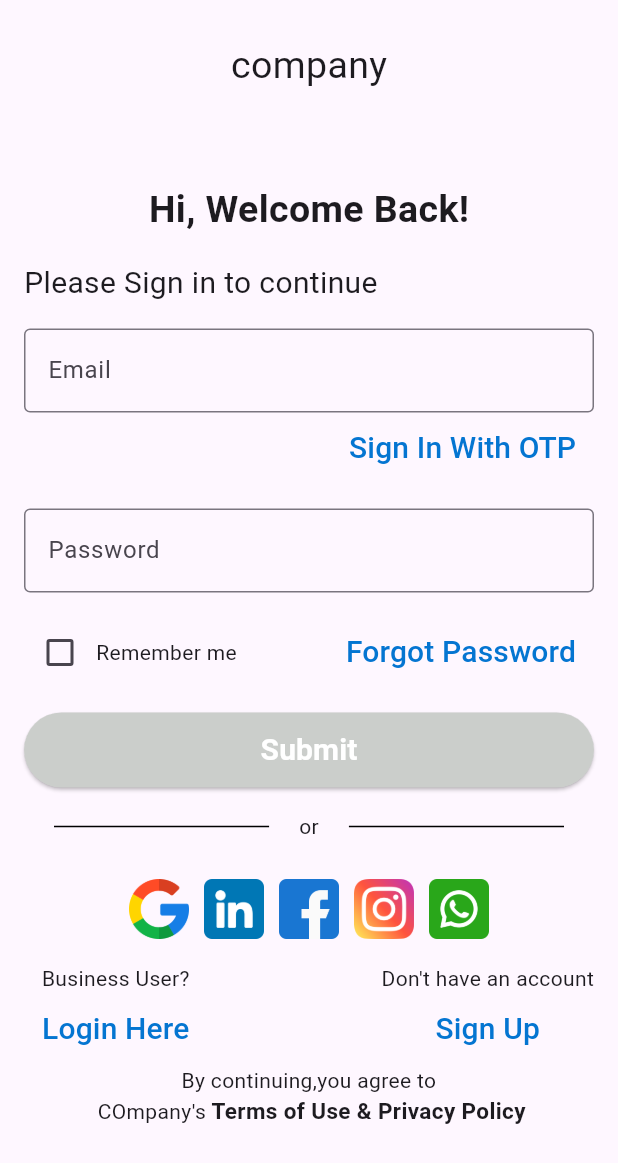
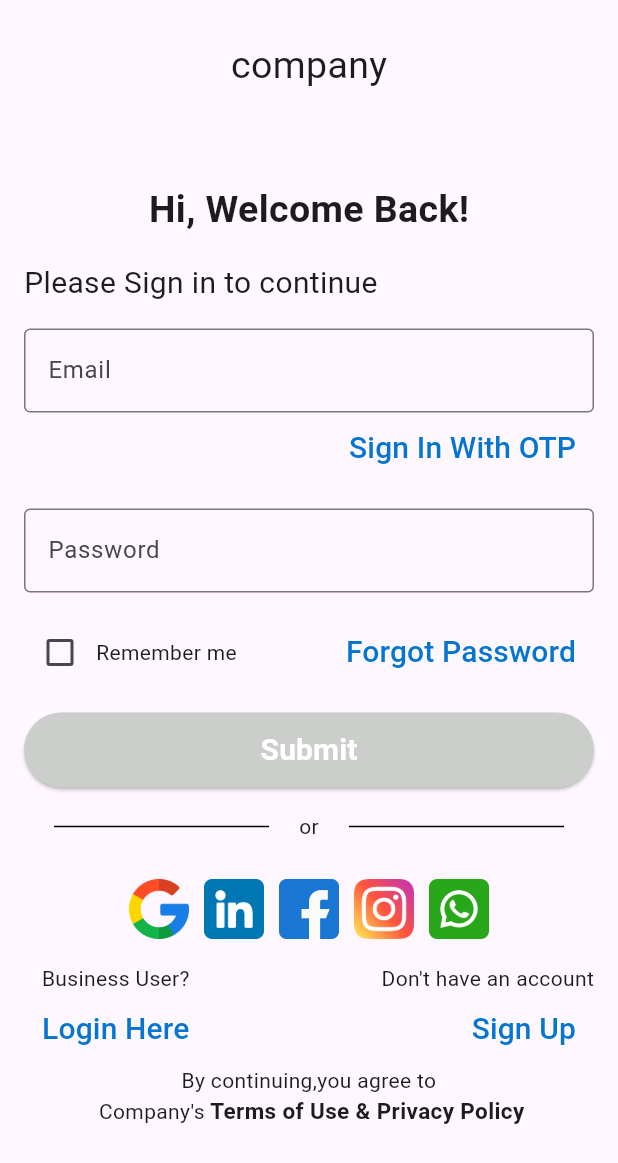
Before and after one commit to pavana-nr/flutterdemoapp, a Flutter app: the screen it shows after launch, on a phone screen of 412 x 824 dp. Shown: the top 1163 px of the screen. Run offline on Flutter 3.47's test engine with Material 3 defaults, Android fonts, the phone set to English and light mode, and no system bars.

Commit message:
signup button alignment changes

```diff
--- a/lib/widgets/login_or_signup_widget.dart
+++ b/lib/widgets/login_or_signup_widget.dart
@@ -24,12 +24,14 @@ class LoginOrSignupWidget extends StatelessWidget {
           ],
         ),
         Column(
+          crossAxisAlignment: CrossAxisAlignment.end,
           children: [
             const Text('Don\'t have an account'),
             TextButton(
               onPressed: () {},
               child: const Text(
                 'Sign Up',
+                textAlign: TextAlign.right,
                 style: TextStyle(
                     fontSize: 20.0, color: Color.fromARGB(255, 4, 117, 209)),
               ),
--- a/lib/widgets/terms_and_privacy.dart
+++ b/lib/widgets/terms_and_privacy.dart
@@ -14,7 +14,7 @@ class TermsAndPrivacyWIdget extends StatelessWidget {
           children: [
             TextSpan(
                 text:
-                    'By continuing,you agree to \n COmpany\'s'), // Regular text
+                    'By continuing,you agree to \n Company\'s'), // Regular text
             TextSpan(
               text: ' Terms of Use & Privacy Policy',
               style: TextStyle(
```
